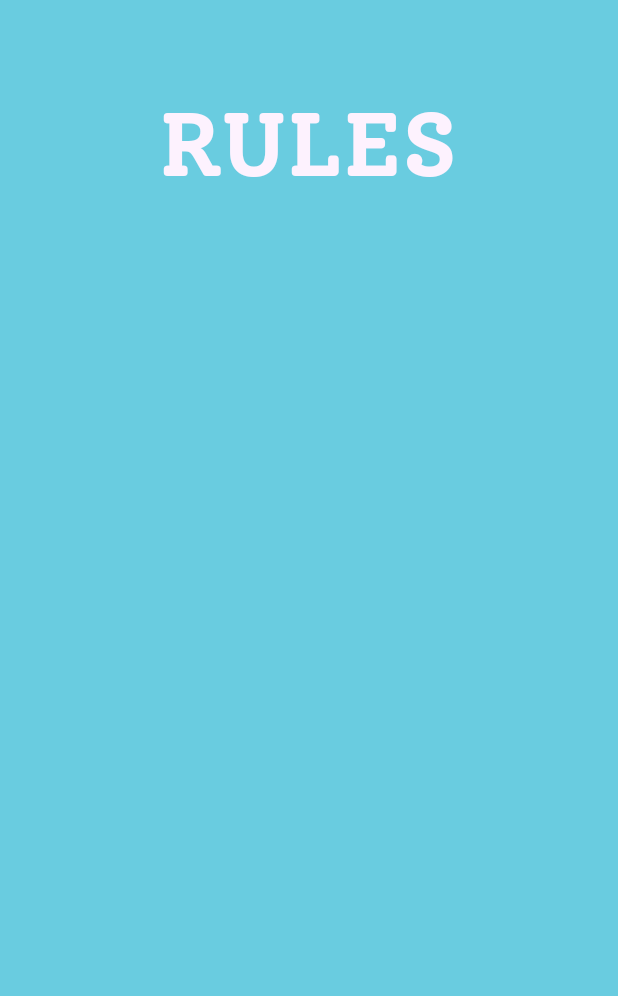
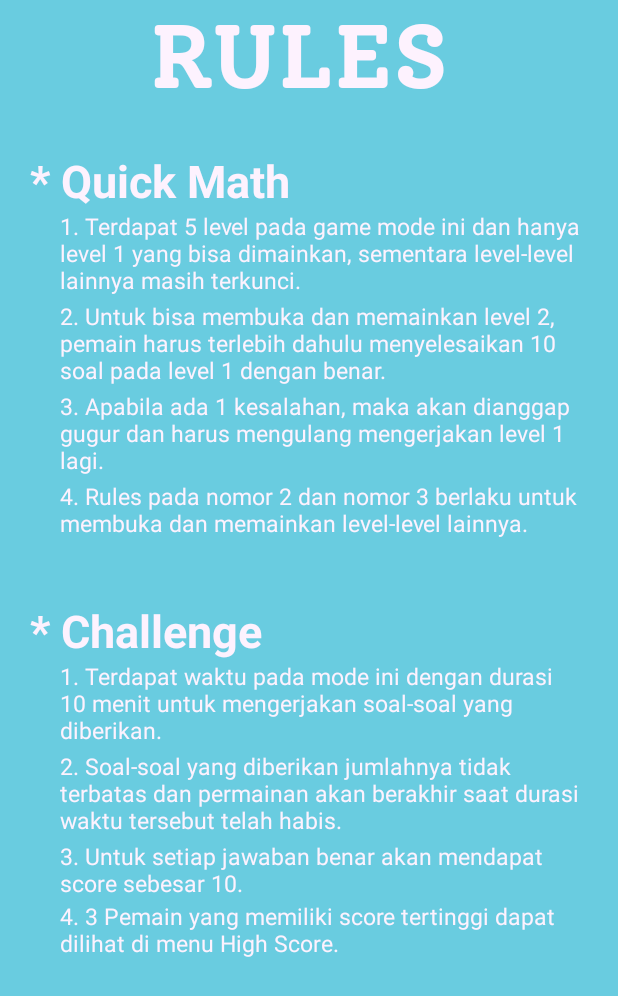
Before and after one commit to AngelikaJustine/EasyMath, an Android app: the RuleActivity screen opened directly, with no data from a screen before it, on a phone screen of 412 x 824 dp. Shown: the top 996 px of the screen. Run offline under Robolectric (Android 15) with nearby library versions, the phone set to English and light mode, and no system bars.

Commit message:
Ubah gambar soundon, soundoff dan mengisi RULES

```diff
--- a/app/src/main/res/layout/activity_rule.xml
+++ b/app/src/main/res/layout/activity_rule.xml
@@ -1,5 +1,5 @@
 <?xml version="1.0" encoding="utf-8"?>
-<androidx.constraintlayout.widget.ConstraintLayout xmlns:android="http://schemas.android.com/apk/res/android"
+<RelativeLayout xmlns:android="http://schemas.android.com/apk/res/android"
     xmlns:app="http://schemas.android.com/apk/res-auto"
     xmlns:tools="http://schemas.android.com/tools"
     android:layout_width="match_parent"
@@ -11,15 +11,123 @@
         android:id="@+id/txtRule"
         android:layout_width="wrap_content"
         android:layout_height="wrap_content"
+        android:layout_gravity="center_horizontal"
+        android:layout_marginLeft="100dp"
         android:text="RULES"
         android:textColor="@color/white"
         android:textSize="60sp"
-        android:textStyle="bold"
-        app:layout_constraintBottom_toBottomOf="parent"
-        app:layout_constraintEnd_toEndOf="parent"
-        app:layout_constraintHorizontal_bias="0.497"
-        app:layout_constraintStart_toStartOf="parent"
-        app:layout_constraintTop_toTopOf="parent"
-        app:layout_constraintVertical_bias="0.078"/>
+        android:textStyle="bold"/>
 
-</androidx.constraintlayout.widget.ConstraintLayout>
+    <RelativeLayout
+        android:layout_width="match_parent"
+        android:layout_height="wrap_content"
+        android:layout_marginTop="100dp">
+
+        <TextView
+            android:layout_width="230dp"
+            android:layout_marginLeft="20dp"
+            android:layout_height="wrap_content"
+            android:layout_gravity="center_horizontal"
+            android:text="* Quick Math"
+            android:textColor="@color/white"
+            android:textSize="30sp"
+            android:textStyle="bold" />
+        <TextView
+            android:layout_width="350dp"
+            android:layout_marginTop="40dp"
+            android:layout_marginLeft="40dp"
+            android:layout_height="wrap_content"
+            android:layout_gravity="center_horizontal"
+            android:text="1. Terdapat 5 level pada game mode ini dan hanya level 1 yang bisa dimainkan, sementara level-level lainnya masih terkunci. "
+            android:textColor="@color/white"
+            android:textSize="15sp"
+            android:textStyle="normal" />
+        <TextView
+            android:layout_width="350dp"
+            android:layout_marginTop="100dp"
+            android:layout_marginLeft="40dp"
+            android:layout_height="wrap_content"
+            android:layout_gravity="center_horizontal"
+            android:text="2. Untuk bisa membuka dan memainkan level 2, pemain harus terlebih dahulu menyelesaikan 10 soal pada level 1 dengan benar."
+            android:textColor="@color/white"
+            android:textSize="15sp"
+            android:textStyle="normal" />
+        <TextView
+            android:layout_width="350dp"
+            android:layout_marginTop="160dp"
+            android:layout_marginLeft="40dp"
+            android:layout_height="wrap_content"
+            android:layout_gravity="center_horizontal"
+            android:text="3. Apabila ada 1 kesalahan, maka akan dianggap gugur dan harus mengulang mengerjakan level 1 lagi."
+            android:textColor="@color/white"
+            android:textSize="15sp"
+            android:textStyle="normal" />
+        <TextView
+            android:layout_width="350dp"
+            android:layout_marginTop="220dp"
+            android:layout_marginLeft="40dp"
+            android:layout_height="wrap_content"
+            android:layout_gravity="center_horizontal"
+            android:text="4. Rules pada nomor 2 dan nomor 3 berlaku untuk membuka dan memainkan level-level lainnya."
+            android:textColor="@color/white"
+            android:textSize="15sp"
+            android:textStyle="normal" />
+    </RelativeLayout>
+
+    <RelativeLayout
+        android:layout_width="match_parent"
+        android:layout_height="wrap_content"
+        android:layout_marginTop="400dp">
+
+        <TextView
+            android:layout_width="230dp"
+            android:layout_marginLeft="20dp"
+            android:layout_height="wrap_content"
+            android:layout_gravity="center_horizontal"
+            android:text="* Challenge"
+            android:textColor="@color/white"
+            android:textSize="30sp"
+            android:textStyle="bold" />
+        <TextView
+            android:layout_width="350dp"
+            android:layout_marginTop="40dp"
+            android:layout_marginLeft="40dp"
+            android:layout_height="wrap_content"
+            android:layout_gravity="center_horizontal"
+            android:text="1. Terdapat waktu pada mode ini dengan durasi 10 menit untuk mengerjakan soal-soal yang diberikan. "
+            android:textColor="@color/white"
+            android:textSize="15sp"
+            android:textStyle="normal" />
+        <TextView
+            android:layout_width="350dp"
+            android:layout_marginTop="100dp"
+            android:layout_marginLeft="40dp"
+            android:layout_height="wrap_content"
+            android:layout_gravity="center_horizontal"
+            android:text="2. Soal-soal yang diberikan jumlahnya tidak terbatas dan permainan akan berakhir saat durasi waktu tersebut telah habis."
+            android:textColor="@color/white"
+            android:textSize="15sp"
+            android:textStyle="normal" />
+        <TextView
+            android:layout_width="350dp"
+            android:layout_marginTop="160dp"
+            android:layout_marginLeft="40dp"
+            android:layout_height="wrap_content"
+            android:layout_gravity="center_horizontal"
+            android:text="3. Untuk setiap jawaban benar akan mendapat score sebesar 10."
+            android:textColor="@color/white"
+            android:textSize="15sp"
+            android:textStyle="normal" />
+        <TextView
+            android:layout_width="350dp"
+            android:layout_marginTop="200dp"
+            android:layout_marginLeft="40dp"
+            android:layout_height="wrap_content"
+            android:layout_gravity="center_horizontal"
+            android:text="4. 3 Pemain yang memiliki score tertinggi dapat dilihat di menu High Score."
+            android:textColor="@color/white"
+            android:textSize="15sp"
+            android:textStyle="normal" />
+    </RelativeLayout>
+
+</RelativeLayout>
--- a/app/src/main/res/layout/alert_dialog.xml
+++ b/app/src/main/res/layout/alert_dialog.xml
@@ -40,15 +40,14 @@
         android:layout_width="wrap_content"
         android:layout_height="wrap_content"
         android:layout_gravity="center_horizontal"
-        android:layout_marginTop="5dp"
+        android:fontFamily="@font/solwaybold"
         android:text="Do you want to try again?"
-        android:fontFamily="@font/solwaybold"
         android:textColor="@color/black"
-        android:textSize="25sp"
+        android:textSize="20sp"
         android:textStyle="bold" />
 
     <LinearLayout
-        android:layout_marginTop="16dp"
+        android:layout_marginTop="20dp"
         android:layout_width="match_parent"
         android:layout_height="wrap_content"
         android:orientation="horizontal"
--- a/app/src/main/res/layout/alert_dialog_setting.xml
+++ b/app/src/main/res/layout/alert_dialog_setting.xml
@@ -13,11 +13,11 @@
         android:orientation="horizontal"
         android:gravity="center">
         <TextView
-            android:layout_marginLeft="105dp"
+            android:layout_marginLeft="100dp"
             android:layout_width="wrap_content"
             android:layout_height="wrap_content"
             android:layout_gravity="center_horizontal"
-            android:layout_marginTop="15dp"
+            android:layout_marginTop="25dp"
             android:fontFamily="@font/solwayextrabold"
             android:text="Settings"
             android:textColor="@color/colorPrimary"
@@ -25,7 +25,7 @@
             android:textStyle="bold" />
         <TextView
             android:id="@+id/close"
-            android:layout_marginLeft="75dp"
+            android:layout_marginLeft="55dp"
             android:layout_width="30dp"
             android:layout_height="30dp"
             android:layout_gravity="end"
@@ -46,10 +46,10 @@
 
         <ImageView
             android:id="@+id/soundOn"
-            android:layout_width="60dp"
-            android:layout_height="60dp"
+            android:layout_width="55dp"
+            android:layout_height="55dp"
             android:layout_gravity="left"
-            android:layout_marginLeft="15dp"
+            android:layout_marginLeft="35dp"
             android:layout_marginTop="50dp"
             android:background="@drawable/btnyellow"
             android:src="@drawable/soundon" />
@@ -57,7 +57,7 @@
         <ImageView
             android:layout_marginBottom="50dp"
             android:layout_width="80dp"
-            android:layout_height="60dp"
+            android:layout_height="50dp"
             android:layout_gravity="right"
             android:id="@+id/info"
             android:src="@drawable/info"
```
Also changed, not shown: app/src/main/res/drawable-v24/soundoff.png, app/src/main/res/drawable-v24/soundon.png.
